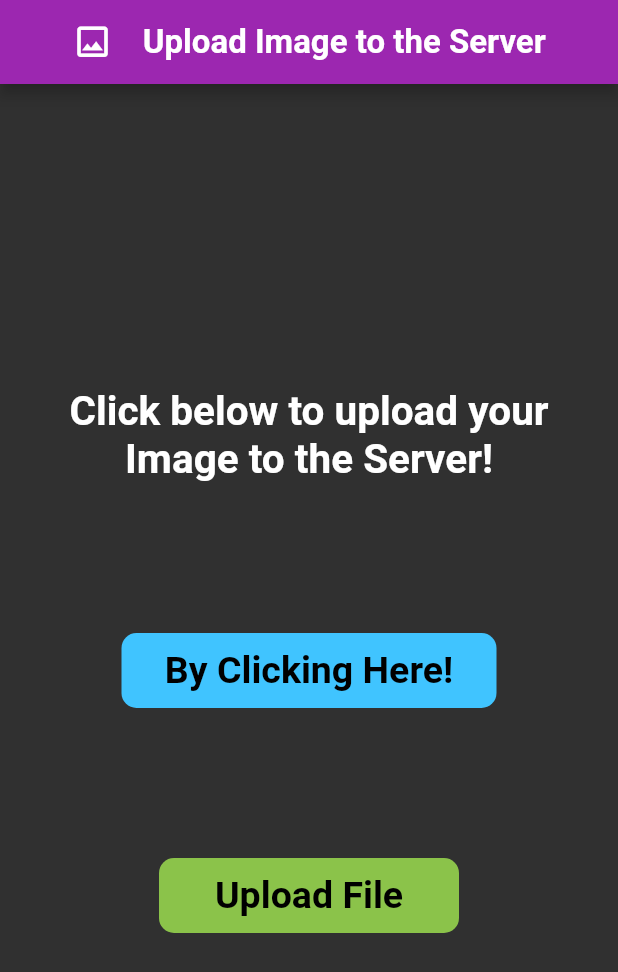
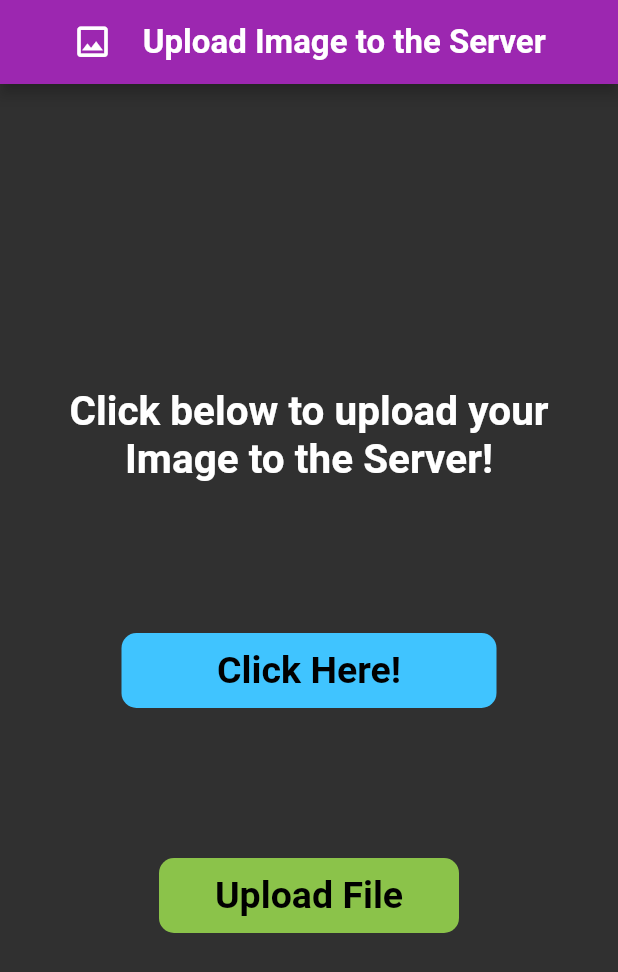
Before and after one commit to Hassaanyousafzai/flutter_image_uploader, a Flutter app: the screen it shows after launch, on a phone screen of 412 x 824 dp. Shown: the top 972 px of the screen. Run offline on Flutter 3.47's test engine with Material 2 defaults, Android fonts, the phone set to English and light mode, and no system bars; drawn by our look-alikes of modal_progress_hud_nsn; our stand-ins replace image_picker.

Commit message:
text changed

```diff
--- a/lib/screens/home_page.dart
+++ b/lib/screens/home_page.dart
@@ -128,7 +128,7 @@ class _HomePageState extends State<HomePage> {
                             borderRadius: BorderRadius.circular(10)),
                         child: const Center(
                             child: Text(
-                          'By Clicking Here!',
+                          'Click Here!',
                           style: TextStyle(
                               fontSize: 25,
                               fontWeight: FontWeight.bold,
```
